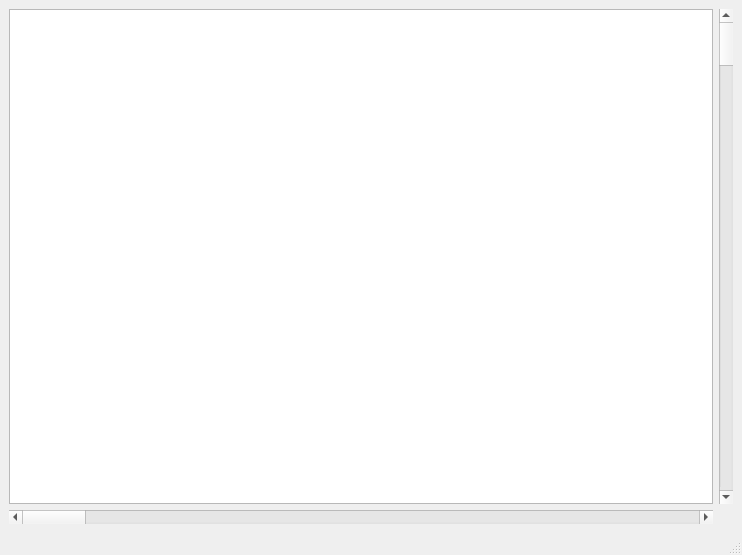
The window that forms/GameWindow.ui (Tarinaky/DuelFieldStars) describes before a commit, drawn with Qt 5.
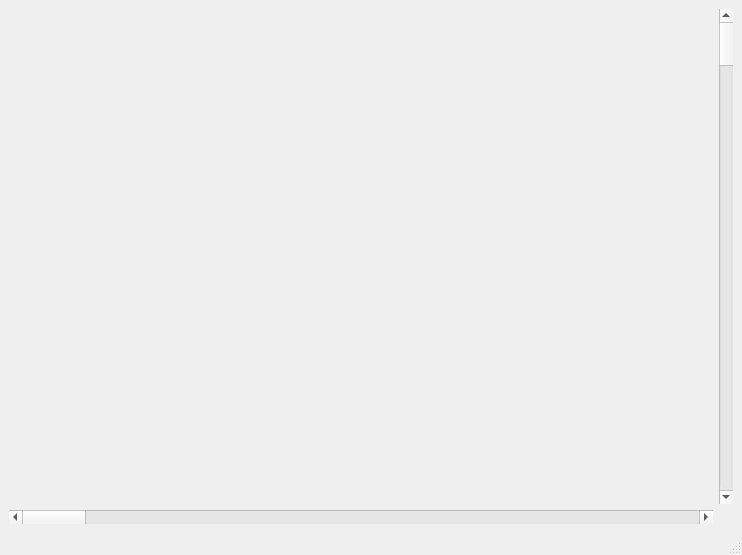
The same window after the commit.

Commit message: Rearranged code to make the loading of GameWindow.ui more OO. Removed graphics thing from GameWindow.ui, need to figure out how to make a custom widget in Python.

The edit to the form file:
```diff
--- a/forms/GameWindow.ui
+++ b/forms/GameWindow.ui
@@ -35,16 +35,6 @@
       </property>
      </widget>
     </item>
-    <item row="0" column="0">
-     <widget class="QGraphicsView" name="viewPort">
-      <property name="verticalScrollBarPolicy">
-       <enum>Qt::ScrollBarAlwaysOff</enum>
-      </property>
-      <property name="horizontalScrollBarPolicy">
-       <enum>Qt::ScrollBarAlwaysOff</enum>
-      </property>
-     </widget>
-    </item>
    </layout>
   </widget>
   <widget class="QMenuBar" name="menubar">
```
Left out of the diff: 35 changed lines with no effect on the pictures. The commit also changes 2 other files.
